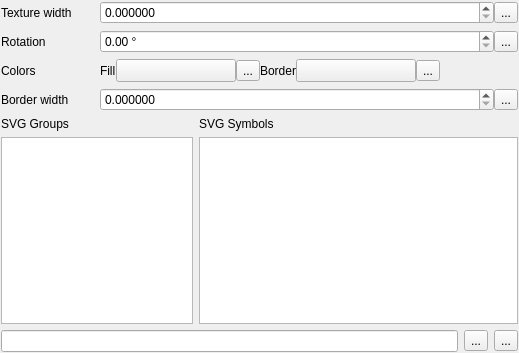
First picture: the form in src/ui/symbollayer/widget_svgfill.ui, repository qgis/QGIS, before the edit.
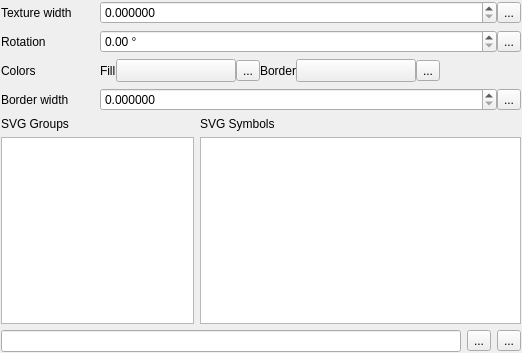
Second picture: the form after the edit. Custom widgets are drawn as their Qt base class.

Commit message: Bump maximum values allowed for symbol offsets (fix #12988)

The edit to the form file:
```diff
--- a/src/ui/symbollayer/widget_svgfill.ui
+++ b/src/ui/symbollayer/widget_svgfill.ui
@@ -6,7 +6,7 @@
    <rect>
     <x>0</x>
     <y>0</y>
-    <width>519</width>
+    <width>522</width>
     <height>353</height>
    </rect>
   </property>
@@ -158,6 +158,9 @@
          <property name="decimals">
           <number>6</number>
          </property>
+         <property name="maximum">
+          <double>99999999.989999994635582</double>
+         </property>
          <property name="singleStep">
           <double>0.200000000000000</double>
          </property>
```
Left out of the diff: 11 changed lines with no effect on the pictures. The commit also changes 13 other files.
